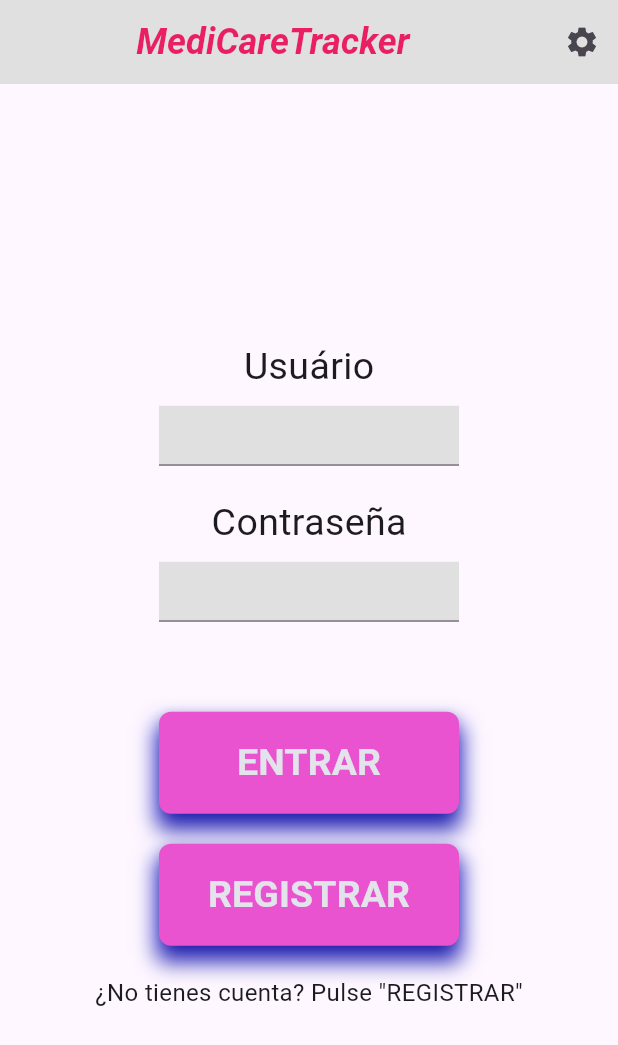
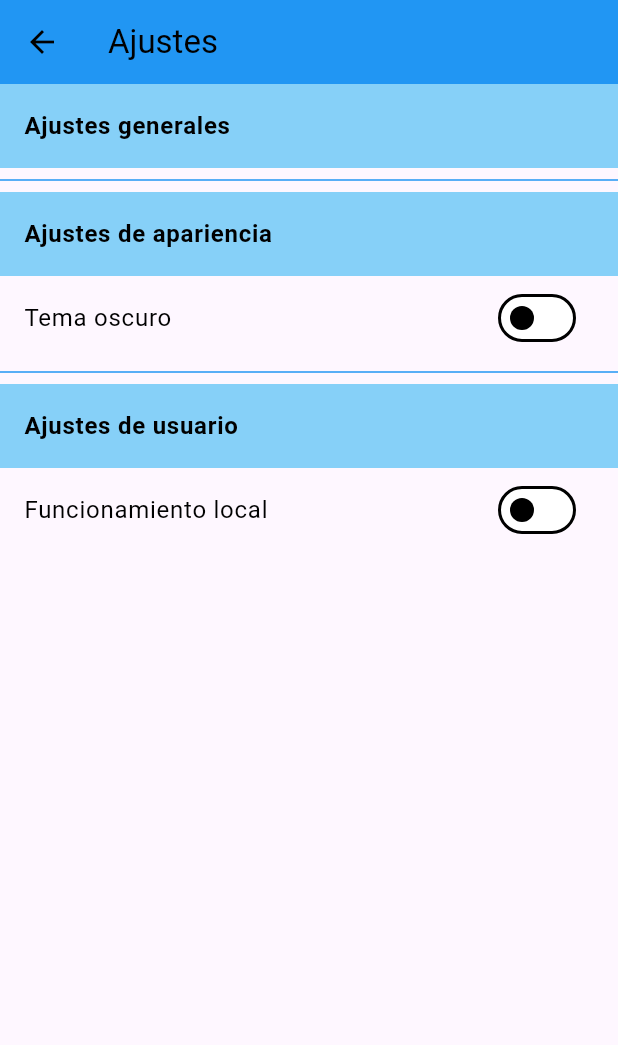
Before and after one commit to PaulaNuness/appMedicamentosAtual, a Flutter app: the screen it shows after launch, after a tap on the "settings" icon, on a phone screen of 412 x 824 dp. Shown: the top 1045 px of the screen. Run offline on Flutter 3.47's test engine with Material 3 defaults, Android fonts, the phone set to English and light mode, and no system bars; our stand-ins replace shared_preferences, sqflite; missing offline and left inert: dart:ffi; accounts and stored records are empty; Roboto replaces fonts that are missing (Arial).

Commit message:
22-01__19:33
lunes

```diff
--- a/lib/main.dart
+++ b/lib/main.dart
@@ -1,19 +1,42 @@
 import 'package:flutter/material.dart';
+import 'package:flutter1/modo/modo_trabajo.dart';
+import 'package:flutter1/tema/tema.dart';
 import 'package:flutter1/widgets/pantalla1_inicio.dart';
+import 'package:provider/provider.dart';
 
 
 void main() {
-  runApp(const MyApp());
+ runApp(
+    //Cargamos en el nivel más alto de la aplicación el provider
+    //En dicho provider cargamos el tema actual
+    MultiProvider(
+      providers: [
+          ChangeNotifierProvider(
+          //cargamos el tema claro por defecto
+          create: (_) => CargadorTema(0)),
+          ChangeNotifierProvider(
+          //cargamos el modo de funcionamiento por defecto
+          create: (_) => ModoTrabajo()),
+      ],
+      child: MyApp(),
+      ),
+  );
 }
 
 class MyApp extends StatelessWidget {
   const MyApp({super.key});
 
-
+  // This widget is the root of your application.
   @override
   Widget build(BuildContext context) {
+
+    //cargamos el tema actual del provider
+    final temaActual=Provider.of<CargadorTema>(context).temaActual;
+
     return MaterialApp(
-      home: Pantalla1_Inicio(),
+      title: 'Medicame',
+      theme: temaActual,
+      home:  Pantalla1_Inicio(),
     );
   }
 }
--- /dev/null
+++ b/lib/models/configuracion.dart
@@ -0,0 +1,33 @@
+import 'package:shared_preferences/shared_preferences.dart';
+
+class Configuracion{
+  static final Configuracion _instancia = new Configuracion._internal();
+
+  factory Configuracion() {
+    return _instancia;
+  }
+
+  Configuracion._internal();
+
+  Future<String?> getParametro(String parametro) async {
+    String? valor;
+    try {
+      SharedPreferences prefs = await SharedPreferences.getInstance();
+      valor = prefs.getString(parametro);
+    } catch (e) {
+      print(e);
+    }
+    return valor;
+  }
+
+  Future<bool> setParametro(String parametro, String valor) async {
+    bool ok = false;
+    try {
+      SharedPreferences prefs = await SharedPreferences.getInstance();
+      ok = await prefs.setString(parametro, valor);
+    } catch (e) {
+      print(e);
+    }
+    return ok;
+  }
+}
--- /dev/null
+++ b/lib/modo/modo_trabajo.dart
@@ -0,0 +1,63 @@
+import 'package:flutter/material.dart';
+import 'package:flutter1/models/configuracion.dart';
+
+class ModoTrabajo with ChangeNotifier {
+
+  bool _modoLocal = false;
+  bool _modoRemoto = false;
+
+  bool get modoLocal => this._modoLocal;
+  bool get modoRemoto => this._modoRemoto;
+
+  ModoTrabajo() {
+    bool local=false;
+    _modoFuncionamientoLocal().then((value) => local=value);
+    if (local) {
+      this._modoLocal = true;
+      this._modoRemoto = false;
+    } else {
+      this._modoLocal = false;
+      this._modoRemoto = true;
+    }
+  }
+
+  set modoLocal(bool value) {
+    this._modoLocal = value;
+    this._modoRemoto = !value;
+    if (value) {
+      Configuracion().setParametro('modoTrabajo', 'local');
+    } else {
+      Configuracion().setParametro('modoTrabajo', 'remoto');
+    }
+    notifyListeners();
+  }
+
+  set modoRemoto(bool value) {
+    this._modoRemoto = value;
+    this._modoLocal = !value;
+    if (value) {
+      Configuracion().setParametro('modoTrabajo', 'remoto');
+    } else {
+      Configuracion().setParametro('modoTrabajo', 'local');
+    }
+    notifyListeners();
+  }
+
+  Future<bool> _modoFuncionamientoLocal() async {
+    String? modoTrabajo=await Configuracion().getParametro('modoTrabajo');
+    if(modoTrabajo==null)
+    {
+      modoTrabajo='local';
+      Configuracion().setParametro('modoTrabajo', modoTrabajo);
+    }
+    if(modoTrabajo=='local')
+    {
+      return true;
+    }
+    else
+    {
+      return false;
+    }
+  }
+
+}
--- /dev/null
+++ b/lib/tema/tema.dart
@@ -0,0 +1,107 @@
+
+
+import 'package:flutter/material.dart';
+
+/// Clase que carga el tema de la aplicación
+/// Permite alternar entre tema claro y oscuro
+/// Si en el constructor se le pasa un 0 carga el tema claro
+/// Si en el constructor se le pasa un 1 carga el tema oscuro
+/// Si en el constructor se le pasa cualquier otro valor carga el tema claro
+class CargadorTema with ChangeNotifier {
+
+  late ThemeData _tema;
+
+  bool _temaOscuro = false;
+  bool _temaClaro = false;
+
+  bool get temaOscuro => this._temaOscuro;
+  ThemeData get temaActual => this._tema;
+
+  CargadorTema(int tema) {
+    //fijamos el tema activo
+    switch (tema) {
+      case 0:
+        this._tema = _miTemaClaro();
+        this._temaClaro = true;
+        this._temaOscuro = false;
+        break;
+      case 1:
+      //modificamos valores del tema oscuro para nuestra app
+        this._tema = _miTemaOscuro();
+        this._temaOscuro = true;
+        this._temaClaro = false;
+        break;
+      default:
+        this._tema =  _miTemaClaro();
+        this._temaClaro = true;
+        break;
+    }
+  }
+
+  set temaOscuro(bool value) {
+    this._temaOscuro = value;
+    this._temaClaro = !value;
+    //fijamos el tema activo
+    if (value) {
+      //modificamos valores del tema oscuro para nuestra app
+      this._tema = _miTemaOscuro();
+    } else {
+      this._tema = _miTemaClaro();
+    }
+    notifyListeners();
+  }
+
+  set temaClaro(bool value) {
+    this._temaClaro = value;
+    this._temaOscuro = !value;
+    //fijamos el tema activo
+    if (value) {
+      this._tema = _miTemaClaro();
+    } else {
+      this._tema = _miTemaOscuro();
+    }
+    notifyListeners();
+  }
+
+  ThemeData _miTemaClaro(){
+    return (ThemeData.light().copyWith(
+          colorScheme: const ColorScheme(
+            primary: Color(0xFF2196F3), // Azul primario
+            secondary: Color.fromARGB(255, 134, 208, 248), // Color secundario
+            background: Color.fromARGB(255, 214, 236, 250), // Color de fondo
+            surface: Colors.white, // Color de la superficie
+            onPrimary: Colors.black, // Color del texto sobre el color primario
+            onSecondary: Colors.black, // Color del texto sobre el color secundario
+            onBackground: Colors.black, // Color del texto sobre el fondo
+            onSurface: Colors.black, // Color del texto sobre la superficie
+            brightness: Brightness.light, // Brillo del tema claro
+            error: Color(0xFFFF6E40),
+            onError: Color(0xFFECEFF1),
+            tertiary: Colors.white,
+            onTertiary:Colors.grey,
+          ),
+        )
+      );
+  }
+  ThemeData _miTemaOscuro(){
+    return (ThemeData.dark().copyWith(
+        colorScheme: const ColorScheme(
+           primary: Color(0xFF1976D2), // Azul primario para el tema oscuro
+            secondary: Color.fromARGB(255, 45, 52, 151), // Color secundario para el tema oscuro
+            background: Color(0xFF121212), // Color de fondo para el tema oscuro
+            surface: Color(0xFF1E1E1E), // Color de la superficie para el tema oscuro
+            onPrimary: Colors.white, // Color del texto sobre el color primario en el tema oscuro
+            onSecondary: Colors.black, // Color del texto sobre el color secundario en el tema oscuro
+            onBackground: Colors.white, // Color del texto sobre el fondo en el tema oscuro
+            onSurface: Colors.white, // Color del texto sobre la superficie en el tema oscuro
+            brightness: Brightness.dark,  // Brillo del tema oscuro
+            error: Color(0xFFFF5252),
+            onError: Color(0xFF212121),
+            tertiary: Colors.black,
+            onTertiary:Colors.grey,
+            ),
+      )
+    );
+  }
+
+}
--- a/lib/widgets/pantalla1_inicio.dart
+++ b/lib/widgets/pantalla1_inicio.dart
@@ -2,6 +2,8 @@ import 'package:flutter/material.dart';
 import 'package:flutter1/widgets/pantalla2_registrar.dart';
 import 'package:flutter1/widgets/pantalla3_usuario.dart';
 import 'package:flutter1/BDHelper.dart';
+import 'package:flutter1/widgets/pantalla7_borrar_medicamento.dart';
+import 'package:flutter1/widgets/pantalla8_configuracion.dart';
 
 class Pantalla1_Inicio extends StatelessWidget {
   BDHelper bdHelper = BDHelper();
@@ -30,7 +32,13 @@ class Pantalla1_Inicio extends StatelessWidget {
           IconButton(
             icon: Icon(Icons.settings),
             onPressed: () {
-
+              // Navegar para a tela de configurações quando o ícone de configurações for pressionado
+              Navigator.push(
+                context,
+                MaterialPageRoute(
+                  builder: (context) =>Pantalla8_configuracion(),
+                ),
+              );
             },
           ),
         ],
--- /dev/null
+++ b/lib/widgets/pantalla8_configuracion.dart
@@ -0,0 +1,105 @@
+import 'dart:ffi';
+
+import 'package:flutter/material.dart';
+import 'package:flutter1/modo/modo_trabajo.dart';
+import 'package:flutter1/tema/tema.dart';
+import 'package:provider/provider.dart';
+
+class Pantalla8_configuracion extends StatefulWidget {
+  Pantalla8_configuracion({super.key});
+
+  @override
+  State<Pantalla8_configuracion> createState() => PaginaConfiguracionState();
+}
+
+class PaginaConfiguracionState extends State<Pantalla8_configuracion> {
+  @override
+  Widget build(BuildContext context) {
+    final temaActual = Provider.of<CargadorTema>(context);
+    final modoTrabajo = Provider.of<ModoTrabajo>(context);
+
+    setState(() {});
+    return Scaffold(
+      appBar: AppBar(
+        title: Text('Ajustes',
+            style: TextStyle(
+              color: temaActual.temaActual.colorScheme.onPrimary,
+            )),
+        //configuramos el color de fondo
+        flexibleSpace: Container(
+          decoration: BoxDecoration(
+            color: temaActual.temaActual.colorScheme.primary,
+          ),
+        ),
+        //configuramos el color de los iconos
+        iconTheme: IconThemeData(
+          color: temaActual.temaActual.colorScheme.onPrimary,
+        ),
+      ),
+      body: Center(
+        child: ListView(children: [
+          //Sección 1 Ajustes generales
+          ListTile(
+            title: Text(
+              "Ajustes generales",
+              style: TextStyle(
+                fontWeight: FontWeight.bold,
+                color: temaActual.temaActual.colorScheme.onSecondary,
+              ),
+            ),
+            tileColor: temaActual.temaActual.colorScheme.secondary,
+          ),
+          //Sección 2 Ajustes de Apariencia
+          //separador
+          Divider(
+            color: temaActual.temaActual.colorScheme.primary,
+          ),
+          ListTile(
+            title: Text(
+              "Ajustes de apariencia",
+              style: TextStyle(
+                fontWeight: FontWeight.bold,
+                color: temaActual.temaActual.colorScheme.onSecondary,
+              ),
+            ),
+            tileColor: temaActual.temaActual.colorScheme.secondary,
+          ),
+          SwitchListTile(
+            title: Text(
+              "Tema oscuro",
+              style: TextStyle(
+                color: temaActual.temaActual.colorScheme.onPrimary,
+              ),
+            ),
+            value: temaActual.temaOscuro,
+            onChanged: (value) => temaActual.temaOscuro = value,
+          ),
+          //Sección 3 Ajustes del tipo de usuario
+          Divider(
+            color: temaActual.temaActual.colorScheme.primary,
+          ),
+          ListTile(
+            title: Text(
+              "Ajustes de usuario",
+              style: TextStyle(
+                fontWeight: FontWeight.bold,
+                color: temaActual.temaActual.colorScheme.onSecondary,
+              ),
+            ),
+            tileColor: temaActual.temaActual.colorScheme.secondary,
+          ),
+          SwitchListTile(
+            title: Text(
+              "Funcionamiento local",
+              style: TextStyle(
+                color: temaActual.temaActual.colorScheme.onPrimary,
+              ),
+            ),
+            value: modoTrabajo.modoLocal,
+            onChanged: (value) => modoTrabajo.modoLocal = value,
+          ),
+        ]),
+      ),
+    );
+  }
+}
--- a/pubspec.yaml
+++ b/pubspec.yaml
@@ -41,6 +41,7 @@ dependencies:
   # The following adds the Cupertino Icons font to your application.
   # Use with the CupertinoIcons class for iOS style icons.
   cupertino_icons: ^1.0.2
+  shared_preferences: ^2.2.2
 
 dev_dependencies:
   flutter_test:
```
Also changed, not shown: pubspec.lock, 1 other file.
